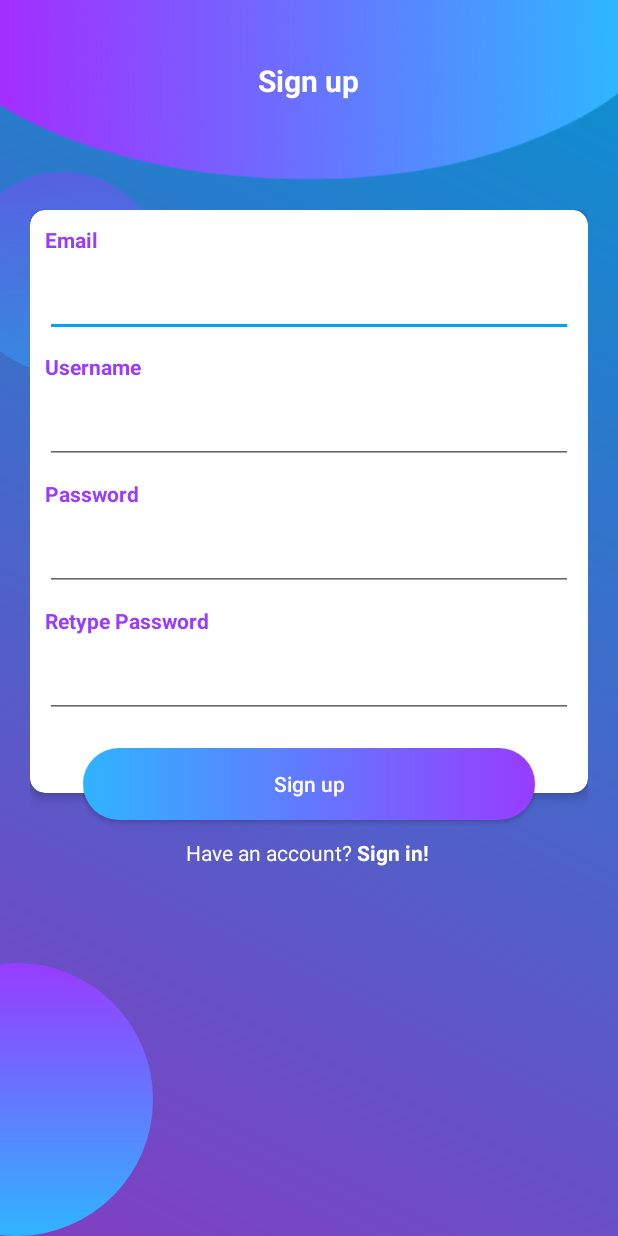
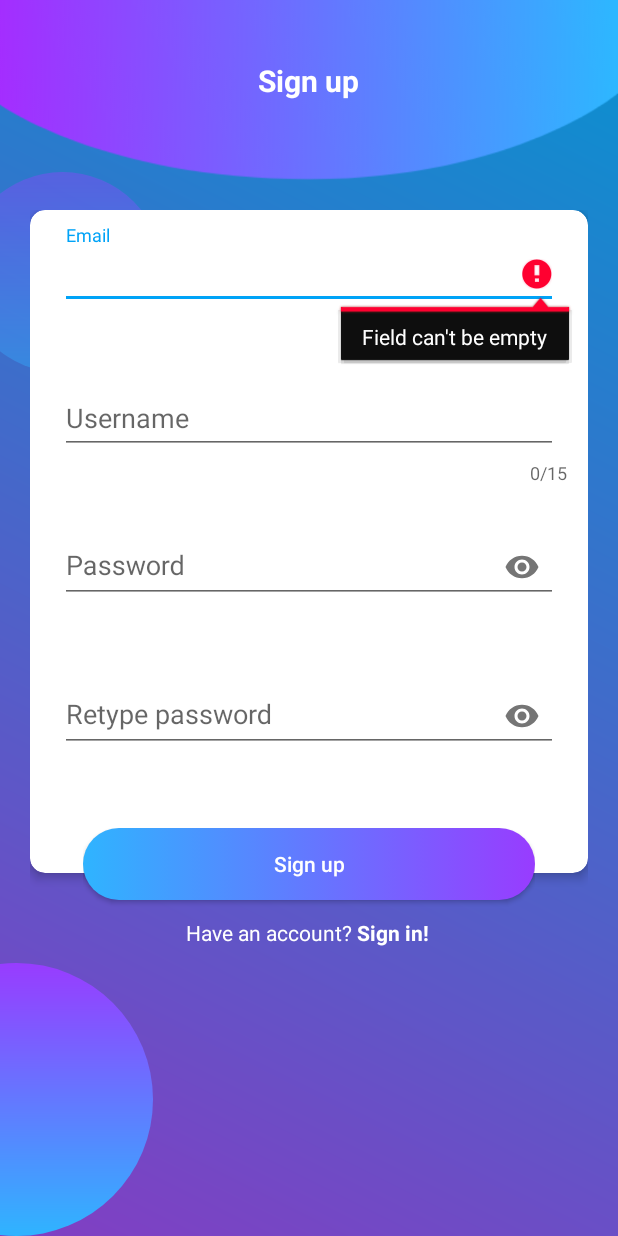
Before and after one commit to manuel103/TravelBuddy, an Android app: the RegisterActivity screen opened directly, with no data from a screen before it, after a tap on "Sign up", on a phone screen of 412 x 824 dp. Run offline under Robolectric (Android 15) with nearby library versions, the phone set to English and light mode, and no system bars; our stand-ins replace Firebase (no records; nobody signed in at launch, a user with empty details on screens opened directly); 1 statement that could not run was skipped.

Commit message:
initial commit

```diff
--- a/app/build.gradle
+++ b/app/build.gradle
@@ -33,6 +33,8 @@ dependencies {
     implementation 'com.google.firebase:firebase-core:16.0.9'
     implementation 'com.google.firebase:firebase-auth:17.0.0'
     implementation 'com.google.firebase:firebase-database:17.0.0'
+    implementation 'com.android.support:appcompat-v7:28.0.0'
+    implementation 'com.android.support:design:28.0.0'
 
 }
 apply plugin: 'com.google.gms.google-services'
--- a/app/src/main/java/com/example/travelbuddy/RegisterActivity.java
+++ b/app/src/main/java/com/example/travelbuddy/RegisterActivity.java
@@ -10,6 +10,8 @@ import android.text.TextUtils;
 import android.view.View;
 import android.view.Window;
 import android.view.WindowManager;
+import android.view.animation.Animation;
+import android.view.animation.AnimationUtils;
 import android.widget.Button;
 import android.widget.EditText;
 import android.widget.ProgressBar;
@@ -22,6 +24,7 @@ import androidx.appcompat.app.AppCompatActivity;
 
 import com.google.android.gms.tasks.OnCompleteListener;
 import com.google.android.gms.tasks.Task;
+import com.google.android.material.textfield.TextInputLayout;
 import com.google.firebase.auth.AuthResult;
 import com.google.firebase.auth.FirebaseAuth;
 
@@ -36,6 +39,13 @@ public class RegisterActivity extends AppCompatActivity implements View.OnClickL
     private TextView textViewSignin;
     private ProgressDialog progressDialog;
     private FirebaseAuth firebaseAuth;
+    private RelativeLayout rlayout;
+    private Animation animation;
+
+
+    //private TextInputLayout etEmail;
+    //private TextInputLayout textInputUsername;
+    //private TextInputLayout etPassword;
 
     @Override
     protected void onCreate(Bundle savedInstanceState) {
@@ -65,43 +75,70 @@ public class RegisterActivity extends AppCompatActivity implements View.OnClickL
         // Hide the action bar
         getSupportActionBar().hide();
 
-        // Activate gradient animations in Register Activity
 
-//        RelativeLayout relativeLayout = findViewById(R.id.gradient);
-//        AnimationDrawable animationDrawable = (AnimationDrawable) relativeLayout.getBackground();
-//        animationDrawable.setEnterFadeDuration(2000);
-//        animationDrawable.setExitFadeDuration(4000);
-//        animationDrawable.start();
-
-        btnRegister = (Button) findViewById(R.id.btn_register);
-        //etName = (EditText) findViewById(R.id.et_name);
-        etEmail = (EditText) findViewById(R.id.et_reg_email);
-        etPassword = (EditText) findViewById(R.id.et_reg_password);
-        textViewSignin = (TextView) findViewById(R.id.textViewSignin);
+        btnRegister = findViewById(R.id.btn_register);
+        etName = findViewById(R.id.textInputUsername);
+        etEmail = findViewById(R.id.et_reg_email);
+        etPassword = findViewById(R.id.et_reg_password);
+        textViewSignin = findViewById(R.id.textViewSignin);
 
         btnRegister.setOnClickListener(this);
         textViewSignin.setOnClickListener(this);
+
+        //set animations for scene switching
+        rlayout = findViewById(R.id.rlayout);
+        animation = AnimationUtils.loadAnimation(this,R.anim.uptodowndiagonal);
+        rlayout.setAnimation(animation);
     }
 
     public void registerUser(){
+
         String email = etEmail.getText().toString().trim();
         String password = etPassword.getText().toString().trim();
+        String username = etName.getText().toString().trim();
 
         // Check if the entered strings are empty or not
         if(TextUtils.isEmpty(email)){
 
             //if email is empty
-            Toast.makeText(this, "Enter a valid email", Toast.LENGTH_SHORT).show();
 
-            // kuzuia function from executing any further
+            etEmail.setError("Field can't be empty");
+
+            //Toast.makeText(this, "Enter a valid email", Toast.LENGTH_SHORT).show();
+
+            // preventing function from executing any further
             return;
+
+        } else {
+            etEmail.setError(null);
+            //return;
         }
+
         if(TextUtils.isEmpty(password)){
 
             //if password is empty
-            Toast.makeText(this, "Please enter a password", Toast.LENGTH_SHORT).show();
+
+            etPassword.setError("Field can't be empty");
+            //Toast.makeText(this, "Please enter a password", Toast.LENGTH_SHORT).show();
             return;
+        }else{
+            etPassword.setError(null);
         }
+
+        if(TextUtils.isEmpty(username)){
+
+            etName.setError("Field can't be empty");
+            //if password is empty
+            //Toast.makeText(this, "Please enter a password", Toast.LENGTH_SHORT).show();
+            return;
+        }else if (username.length() > 15){
+            etName.setError("Username too long");
+            return;
+        }else {
+            etName.setError(null);
+        }
+
+
         //if validations are ok...First Show progress dialog!
         progressDialog.setMessage("Processing please wait ...");
         progressDialog.show();
--- /dev/null
+++ b/app/src/main/res/anim/uptodowndiagonal.xml
@@ -0,0 +1,7 @@
+<?xml version="1.0" encoding="utf-8"?>
+<set xmlns:android="http://schemas.android.com/apk/res/android">
+
+    <translate android:duration="1000"
+        android:fromYDelta="-50%p"
+        android:fromXDelta="50%p"/>
+</set>
--- a/app/src/main/res/layout/register_layout.xml
+++ b/app/src/main/res/layout/register_layout.xml
@@ -70,73 +70,94 @@
                     android:orientation="vertical"
                     android:paddingBottom="50dp">
 
-                    <TextView
+                    <com.google.android.material.textfield.TextInputLayout
                         android:id="@+id/tv_reg_email"
-                        android:layout_width="wrap_content"
+                        android:layout_width="match_parent"
                         android:layout_height="wrap_content"
                         android:layout_margin="10dp"
                         android:text="Email"
                         android:textColor="@color/colorPurple"
                         android:textSize="14sp"
-                        android:textStyle="bold" />
+                        android:textStyle="bold"
+                        app:errorEnabled="true">
 
-                    <EditText
+                    <com.google.android.material.textfield.TextInputEditText
                         android:id="@+id/et_reg_email"
                         android:layout_width="match_parent"
                         android:layout_height="wrap_content"
                         android:layout_marginLeft="10dp"
+                        android:hint="Email"
                         android:layout_marginRight="10dp"
                         android:inputType="textEmailAddress" />
 
-                    <TextView
-                        android:layout_width="wrap_content"
+                    </com.google.android.material.textfield.TextInputLayout>
+
+                    <com.google.android.material.textfield.TextInputLayout
+                        android:layout_width="match_parent"
                         android:layout_height="wrap_content"
                         android:layout_margin="10dp"
                         android:text="Username"
                         android:textColor="@color/colorPurple"
                         android:textSize="14sp"
-                        android:textStyle="bold" />
+                        android:textStyle="bold"
+                        app:counterEnabled="true"
+                        app:counterMaxLength="15"
+                        app:errorEnabled="true">
 
-                    <EditText
+                    <com.google.android.material.textfield.TextInputEditText
+                        android:id="@+id/textInputUsername"
                         android:layout_width="match_parent"
                         android:layout_height="wrap_content"
                         android:layout_marginLeft="10dp"
                         android:layout_marginRight="10dp"
+                        android:hint="Username"
                         android:inputType="text" />
 
-                    <TextView
+                    </com.google.android.material.textfield.TextInputLayout>
+
+                    <com.google.android.material.textfield.TextInputLayout
                         android:id="@+id/tv_reg_password"
-                        android:layout_width="wrap_content"
+                        android:layout_width="match_parent"
                         android:layout_height="wrap_content"
                         android:layout_margin="10dp"
                         android:text="Password"
                         android:textColor="@color/colorPurple"
                         android:textSize="14sp"
-                        android:textStyle="bold" />
+                        android:textStyle="bold"
+                        app:errorEnabled="true"
+                        app:passwordToggleEnabled="true">
 
-                    <EditText
+                    <com.google.android.material.textfield.TextInputEditText
                         android:id="@+id/et_reg_password"
                         android:layout_width="match_parent"
                         android:layout_height="wrap_content"
                         android:layout_marginLeft="10dp"
                         android:layout_marginRight="10dp"
-                        android:inputType="textPassword" />
+                        android:inputType="textPassword"
+                        android:hint="Password"/>
 
-                    <TextView
-                        android:layout_width="wrap_content"
+                    </com.google.android.material.textfield.TextInputLayout>
+
+                    <com.google.android.material.textfield.TextInputLayout
+                        android:layout_width="match_parent"
                         android:layout_height="wrap_content"
                         android:layout_margin="10dp"
                         android:text="Retype Password"
                         android:textColor="@color/colorPurple"
                         android:textSize="14sp"
-                        android:textStyle="bold" />
+                        android:textStyle="bold"
+                        app:errorEnabled="true"
+                        app:passwordToggleEnabled="true">
 
-                    <EditText
+                    <com.google.android.material.textfield.TextInputEditText
                         android:layout_width="match_parent"
                         android:layout_height="wrap_content"
                         android:layout_marginLeft="10dp"
                         android:layout_marginRight="10dp"
-                        android:inputType="textPassword" />
+                        android:inputType="textPassword"
+                        android:hint="Retype password"/>
+
+                    </com.google.android.material.textfield.TextInputLayout>
                 </LinearLayout>
             </androidx.cardview.widget.CardView>
 
--- a/app/src/main/res/values/strings.xml
+++ b/app/src/main/res/values/strings.xml
@@ -13,4 +13,5 @@
     <string name="don_t_have_an_account_sign_up">Don\'t have an account? <b>Sign up!</b></string>
     <string name="forgot_password">Forgot password?</string>
     <string name="sign_up">Sign up</string>
+    <string name="return_to_login">Return to login</string>
 </resources>
```
Also changed, not shown: app/src/main/java/com/example/travelbuddy/ForgotPasswordActivity.java (+18 -2 lines), app/src/main/res/layout/activity_forgot_password.xml (+105 -31 lines).
